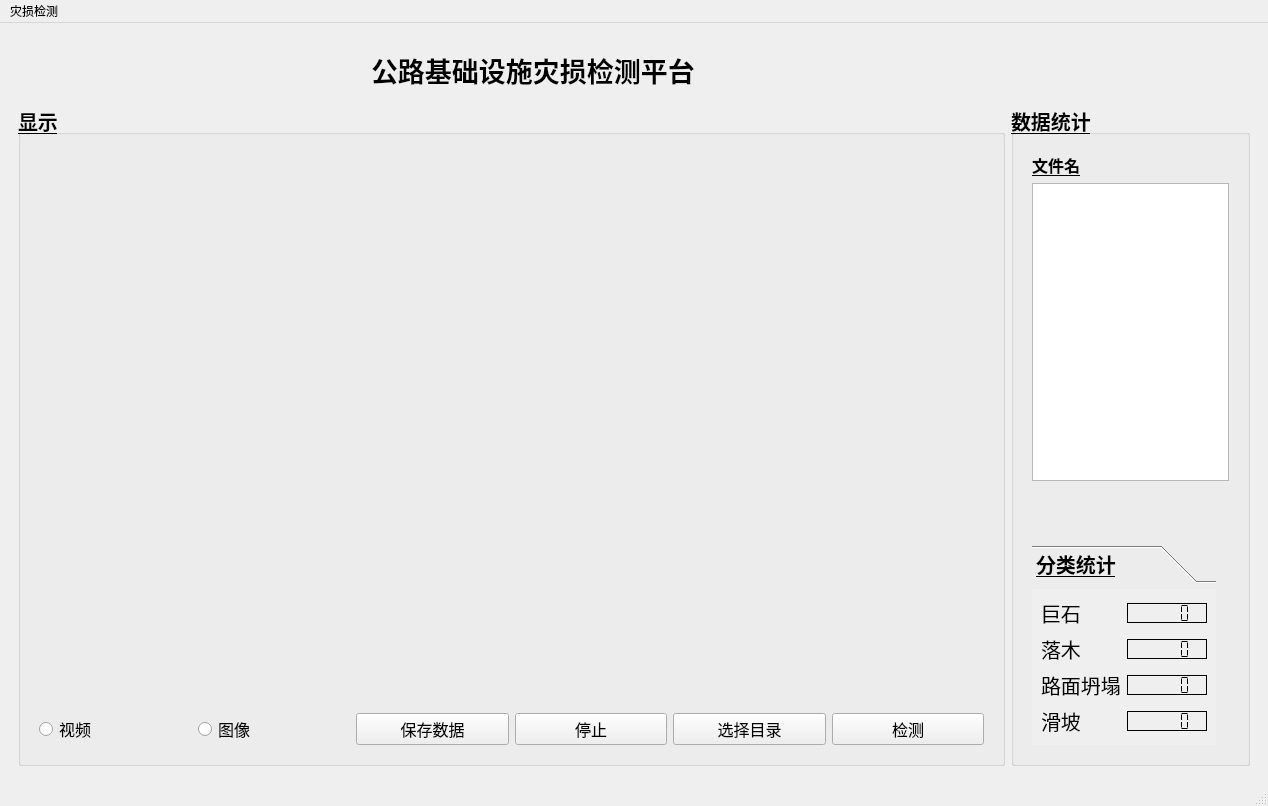
Before: the Qt Designer form main_window.ui in XHao1997/yolo_detect_qt, drawn with Qt 5.
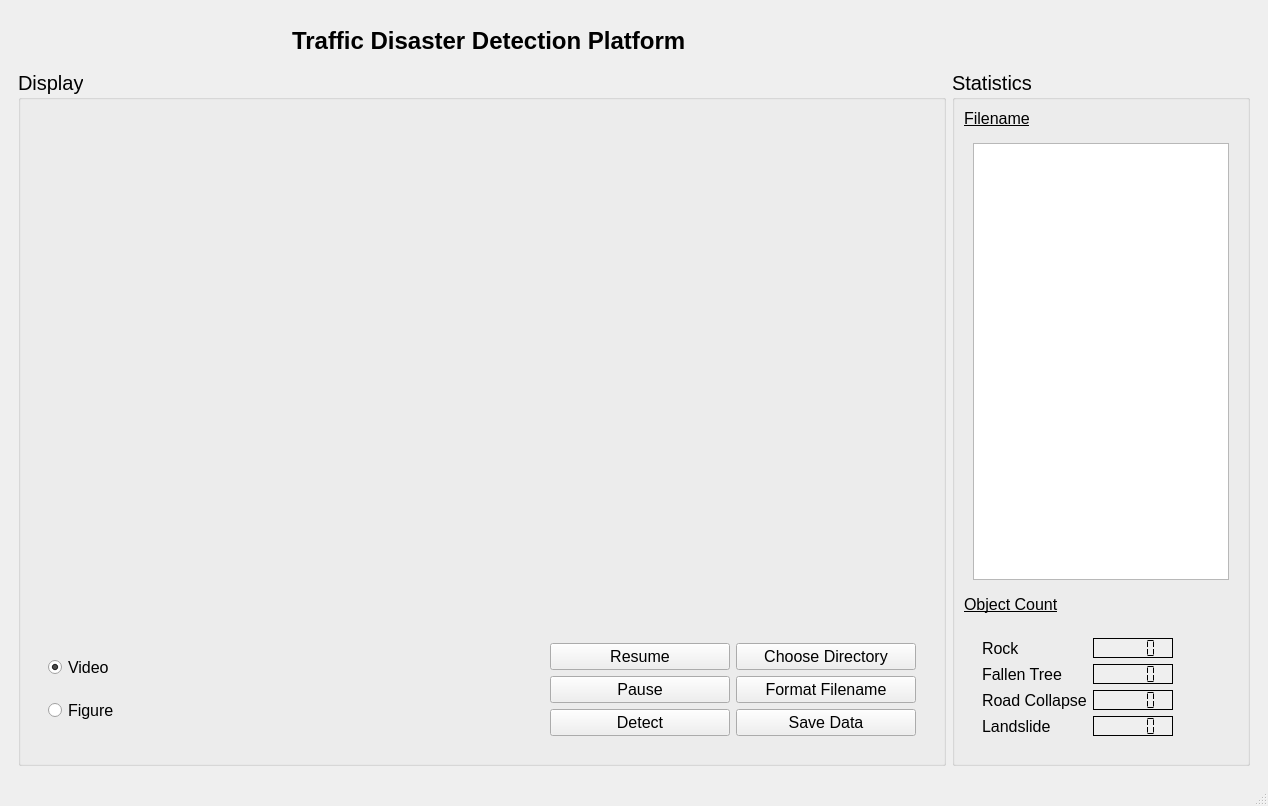
After: the same form once the commit is applied. Icons and pictures are not drawn.

Commit message: update: filename reformat done, remove detect button

What changed in the file:
```diff
--- a/main_window.ui
+++ b/main_window.ui
@@ -89,13 +89,13 @@
             </property>
             <property name="font">
              <font>
-              <pointsize>20</pointsize>
+              <pointsize>18</pointsize>
               <bold>true</bold>
               <underline>false</underline>
              </font>
             </property>
             <property name="text">
-             <string>    公路基础设施灾损检测平台</string>
+             <string>Traffic Disaster Detection Platform</string>
             </property>
            </widget>
           </item>
@@ -115,174 +115,6 @@
          </layout>
         </widget>
        </item>
-       <item row="1" column="0">
-        <widget class="QGroupBox" name="groupBox_3">
-         <property name="sizePolicy">
-          <sizepolicy hsizetype="MinimumExpanding" vsizetype="Preferred">
-           <horstretch>0</horstretch>
-           <verstretch>0</verstretch>
-          </sizepolicy>
-         </property>
-         <property name="font">
-          <font>
-           <pointsize>15</pointsize>
-           <italic>false</italic>
-           <bold>true</bold>
-           <underline>true</underline>
-           <kerning>true</kerning>
-           <hintingpreference>PreferDefaultHinting</hintingpreference>
-          </font>
-         </property>
-         <property name="focusPolicy">
-          <enum>Qt::FocusPolicy::NoFocus</enum>
-         </property>
-         <property name="autoFillBackground">
-          <bool>false</bool>
-         </property>
-         <property name="title">
-          <string>显示</string>
-         </property>
-         <property name="alignment">
-          <set>Qt::AlignmentFlag::AlignLeading|Qt::AlignmentFlag::AlignLeft|Qt::AlignmentFlag::AlignTop</set>
-         </property>
-         <property name="flat">
-          <bool>false</bool>
-         </property>
-         <layout class="QVBoxLayout" name="_2">
-          <item>
-           <layout class="QVBoxLayout" name="verticalLayout_3">
-            <item>
-             <widget class="QLabel" name="label_display">
-              <property name="sizePolicy">
-               <sizepolicy hsizetype="Expanding" vsizetype="Expanding">
-                <horstretch>2</horstretch>
-                <verstretch>2</verstretch>
-               </sizepolicy>
-              </property>
-              <property name="text">
-               <string/>
-              </property>
-             </widget>
-            </item>
-            <item>
-             <widget class="QWidget" name="widget_2" native="true">
-              <property name="sizePolicy">
-               <sizepolicy hsizetype="Preferred" vsizetype="Preferred">
-                <horstretch>0</horstretch>
-                <verstretch>0</verstretch>
-               </sizepolicy>
-              </property>
-              <layout class="QHBoxLayout" name="horizontalLayout">
-               <item>
-                <widget class="QRadioButton" name="radioButton_video_mode">
-                 <property name="font">
-                  <font>
-                   <pointsize>12</pointsize>
-                   <italic>false</italic>
-                   <bold>false</bold>
-                   <underline>false</underline>
-                   <kerning>true</kerning>
-                   <hintingpreference>PreferDefaultHinting</hintingpreference>
-                  </font>
-                 </property>
-                 <property name="text">
-                  <string>视频</string>
-                 </property>
-                </widget>
-               </item>
-               <item>
-                <widget class="QRadioButton" name="radioButton_image_mode">
-                 <property name="font">
-                  <font>
-                   <pointsize>12</pointsize>
-                   <italic>false</italic>
-                   <bold>false</bold>
-                   <underline>false</underline>
-                   <kerning>true</kerning>
-                   <hintingpreference>PreferDefaultHinting</hintingpreference>
-                  </font>
-                 </property>
-                 <property name="text">
-                  <string>图像</string>
-                 </property>
-                </widget>
-               </item>
-               <item>
-                <widget class="QPushButton" name="pushButton_4">
-                 <property name="font">
-                  <font>
-                   <pointsize>12</pointsize>
-                   <italic>false</italic>
-                   <bold>false</bold>
-                   <underline>false</underline>
-                   <kerning>true</kerning>
-                   <hintingpreference>PreferDefaultHinting</hintingpreference>
-                  </font>
-                 </property>
-                 <property name="text">
-                  <string>保存数据</string>
-                 </property>
-                </widget>
-               </item>
-               <item>
-                <widget class="QPushButton" name="pushButton_stop">
-                 <property name="font">
-                  <font>
-                   <pointsize>12</pointsize>
-                   <italic>false</italic>
-                   <bold>false</bold>
-                   <underline>false</underline>
-                   <kerning>true</kerning>
-                   <hintingpreference>PreferDefaultHinting</hintingpreference>
-                  </font>
-                 </property>
-                 <property name="text">
-                  <string>停止</string>
-                 </property>
-                </widget>
-               </item>
-               <item>
-                <widget class="QPushButton" name="pushButton_select_file">
-                 <property name="font">
-                  <font>
-                   <pointsize>12</pointsize>
-                   <italic>false</italic>
-                   <bold>false</bold>
-                   <underline>false</underline>
-                   <kerning>true</kerning>
-                   <hintingpreference>PreferDefaultHinting</hintingpreference>
-                  </font>
-                 </property>
-                 <property name="text">
-                  <string>选择目录</string>
-                 </property>
-                </widget>
-               </item>
-               <item>
-                <widget class="QPushButton" name="pushButton_Detect">
-                 <property name="font">
-                  <font>
-                   <pointsize>12</pointsize>
-                   <italic>false</italic>
-                   <bold>false</bold>
-                   <underline>false</underline>
-                   <kerning>true</kerning>
-                   <hintingpreference>PreferDefaultHinting</hintingpreference>
-                  </font>
-                 </property>
-                 <property name="text">
-                  <string>检测</string>
-                 </property>
-                </widget>
-               </item>
-              </layout>
-             </widget>
-            </item>
-           </layout>
-          </item>
-         </layout>
-        </widget>
-       </item>
        <item row="1" column="1">
         <widget class="QGroupBox" name="groupBox">
          <property name="sizePolicy">
@@ -294,17 +126,39 @@
          <property name="font">
           <font>
            <pointsize>15</pointsize>
-           <bold>true</bold>
-           <underline>true</underline>
+           <bold>false</bold>
+           <underline>false</underline>
            <kerning>true</kerning>
           </font>
          </property>
          <property name="title">
-          <string>数据统计</string>
+          <string>Statistics</string>
          </property>
          <layout class="QVBoxLayout" name="verticalLayout_2">
           <item>
-           <widget class="QWidget" name="" native="true">
+           <widget class="QLabel" name="label_7">
+            <property name="sizePolicy">
+             <sizepolicy hsizetype="Preferred" vsizetype="Maximum">
+              <horstretch>0</horstretch>
+              <verstretch>0</verstretch>
+             </sizepolicy>
+            </property>
+            <property name="font">
+             <font>
+              <pointsize>12</pointsize>
+              <bold>false</bold>
+              <underline>true</underline>
+              <strikeout>false</strikeout>
+              <kerning>true</kerning>
+             </font>
+            </property>
+            <property name="text">
+             <string>Filename</string>
+            </property>
+           </widget>
+          </item>
+          <item>
+           <widget class="QWidget" name="widget" native="true">
             <property name="sizePolicy">
              <sizepolicy hsizetype="Preferred" vsizetype="Minimum">
               <horstretch>0</horstretch>
@@ -312,27 +166,6 @@
              </sizepolicy>
             </property>
             <layout class="QVBoxLayout" name="verticalLayout">
-             <item>
-              <widget class="QLabel" name="label_7">
-               <property name="sizePolicy">
-                <sizepolicy hsizetype="Preferred" vsizetype="Maximum">
-                 <horstretch>0</horstretch>
-                 <verstretch>0</verstretch>
-                </sizepolicy>
-               </property>
-               <property name="font">
-                <font>
-                 <pointsize>12</pointsize>
-                 <bold>true</bold>
-                 <underline>true</underline>
-                 <kerning>true</kerning>
-                </font>
-               </property>
-               <property name="text">
-                <string>文件名</string>
-               </property>
-              </widget>
-             </item>
              <item>
               <widget class="QListView" name="listView">
                <property name="sizePolicy">
@@ -343,13 +176,13 @@
                </property>
                <property name="minimumSize">
                 <size>
-                 <width>120</width>
+                 <width>250</width>
                  <height>100</height>
                 </size>
                </property>
                <property name="maximumSize">
                 <size>
-                 <width>197</width>
+                 <width>600</width>
                  <height>600</height>
                 </size>
                </property>
@@ -369,20 +202,26 @@
            </widget>
           </item>
           <item>
-           <spacer name="verticalSpacer">
-            <property name="orientation">
-             <enum>Qt::Orientation::Vertical</enum>
+           <widget class="QLabel" name="label_8">
+            <property name="sizePolicy">
+             <sizepolicy hsizetype="Preferred" vsizetype="Maximum">
+              <horstretch>0</horstretch>
+              <verstretch>0</verstretch>
+             </sizepolicy>
             </property>
-            <property name="sizeType">
-             <enum>QSizePolicy::Policy::Fixed</enum>
+            <property name="font">
+             <font>
+              <pointsize>12</pointsize>
+              <bold>false</bold>
+              <underline>true</underline>
+              <strikeout>false</strikeout>
+              <kerning>true</kerning>
+             </font>
             </property>
-            <property name="sizeHint" stdset="0">
-             <size>
-              <width>20</width>
-              <height>40</height>
-             </size>
+            <property name="text">
+             <string>Object Count</string>
             </property>
-           </spacer>
+           </widget>
           </item>
           <item>
            <widget class="QWidget" name="horizontalWidget" native="true">
@@ -394,22 +233,7 @@
             </property>
             <layout class="QFormLayout" name="formLayout">
              <item row="2" column="0">
-              <widget class="QToolBox" name="toolBox">
-               <property name="frameShadow">
-                <enum>QFrame::Shadow::Plain</enum>
-               </property>
-               <widget class="QWidget" name="widget">
-                <property name="geometry">
-                 <rect>
-                  <x>0</x>
-                  <y>0</y>
-                  <width>184</width>
-                  <height>152</height>
-                 </rect>
-                </property>
-                <attribute name="label">
-                 <string>分类统计</string>
-                </attribute>
+              <widget class="QWidget" name="widget" native="true">
                 <layout class="QGridLayout" name="gridLayout_2">
                  <item row="3" column="1">
                   <widget class="QLCDNumber" name="lcdNumber_landslide">
@@ -556,14 +380,14 @@
                   <widget class="QLabel" name="label">
                    <property name="font">
                     <font>
-                     <pointsize>15</pointsize>
+                    <pointsize>12</pointsize>
                      <bold>false</bold>
                      <underline>false</underline>
                      <kerning>true</kerning>
                     </font>
                    </property>
                    <property name="text">
-                    <string>落木</string>
+                   <string>Fallen Tree</string>
                    </property>
                   </widget>
                  </item>
@@ -571,14 +395,14 @@
                   <widget class="QLabel" name="label_3">
                    <property name="font">
                     <font>
-                     <pointsize>15</pointsize>
+                    <pointsize>12</pointsize>
                      <bold>false</bold>
                      <underline>false</underline>
                      <kerning>true</kerning>
                     </font>
                    </property>
                    <property name="text">
-                    <string>路面坍塌</string>
+                   <string>Road Collapse</string>
                    </property>
                   </widget>
                  </item>
@@ -586,14 +410,14 @@
                   <widget class="QLabel" name="label_5">
                    <property name="font">
                     <font>
-                     <pointsize>15</pointsize>
+                    <pointsize>12</pointsize>
                      <bold>false</bold>
                      <underline>false</underline>
                      <kerning>true</kerning>
                     </font>
                    </property>
                    <property name="text">
-                    <string>滑坡</string>
+                   <string>Landslide</string>
                    </property>
                   </widget>
                  </item>
@@ -648,47 +472,307 @@
                   <widget class="QLabel" name="label_4">
                    <property name="font">
                     <font>
+                    <pointsize>12</pointsize>
+                    <bold>false</bold>
+                    <underline>false</underline>
+                    <kerning>true</kerning>
+                   </font>
+                  </property>
+                  <property name="text">
+                   <string>Rock</string>
+                  </property>
+                 </widget>
+                </item>
+               </layout>
+              </widget>
+             </item>
+            </layout>
+           </widget>
+          </item>
+         </layout>
+        </widget>
+       </item>
+       <item row="1" column="0">
+        <widget class="QGroupBox" name="groupBox_3">
+         <property name="sizePolicy">
+          <sizepolicy hsizetype="MinimumExpanding" vsizetype="Preferred">
+           <horstretch>0</horstretch>
+           <verstretch>0</verstretch>
+          </sizepolicy>
+         </property>
+         <property name="font">
+          <font>
                      <pointsize>15</pointsize>
+           <italic>false</italic>
                      <bold>false</bold>
                      <underline>false</underline>
                      <kerning>true</kerning>
-                    </font>
-                   </property>
-                   <property name="text">
-                    <string>巨石</string>
-                   </property>
-                  </widget>
-                 </item>
-                </layout>
-               </widget>
-              </widget>
-             </item>
-            </layout>
-           </widget>
-          </item>
-         </layout>
-        </widget>
-       </item>
-      </layout>
-     </widget>
-    </item>
-   </layout>
-  </widget>
-  <widget class="QMenuBar" name="menubar">
-   <property name="geometry">
-    <rect>
-     <x>0</x>
-     <y>0</y>
-     <width>1268</width>
-     <height>27</height>
-    </rect>
-   </property>
-   <widget class="QMenu" name="menuhi">
+           <hintingpreference>PreferDefaultHinting</hintingpreference>
+          </font>
+         </property>
+         <property name="focusPolicy">
+          <enum>Qt::FocusPolicy::NoFocus</enum>
+         </property>
+         <property name="autoFillBackground">
+          <bool>false</bool>
+         </property>
     <property name="title">
-     <string>灾损检测</string>
-    </property>
-   </widget>
-   <addaction name="menuhi"/>
+          <string>Display</string>
+         </property>
+         <property name="alignment">
+          <set>Qt::AlignmentFlag::AlignLeading|Qt::AlignmentFlag::AlignLeft|Qt::AlignmentFlag::AlignTop</set>
+         </property>
+         <property name="flat">
+          <bool>false</bool>
+         </property>
+         <layout class="QVBoxLayout" name="_2">
+          <item>
+           <layout class="QVBoxLayout" name="verticalLayout_3">
+            <item>
+             <widget class="QLabel" name="label_display">
+              <property name="sizePolicy">
+               <sizepolicy hsizetype="Expanding" vsizetype="Expanding">
+                <horstretch>2</horstretch>
+                <verstretch>2</verstretch>
+               </sizepolicy>
+              </property>
+              <property name="text">
+               <string/>
+              </property>
+             </widget>
+            </item>
+            <item>
+             <widget class="QWidget" name="widget_2" native="true">
+              <property name="sizePolicy">
+               <sizepolicy hsizetype="Preferred" vsizetype="Preferred">
+                <horstretch>0</horstretch>
+                <verstretch>0</verstretch>
+               </sizepolicy>
+              </property>
+              <layout class="QHBoxLayout" name="horizontalLayout">
+               <item>
+                <widget class="QFrame" name="verticalFrame">
+                 <layout class="QVBoxLayout" name="verticalLayout_5">
+                  <item>
+                   <widget class="QRadioButton" name="radioButton_video_mode">
+                    <property name="sizePolicy">
+                     <sizepolicy hsizetype="Expanding" vsizetype="Fixed">
+                      <horstretch>0</horstretch>
+                      <verstretch>0</verstretch>
+                     </sizepolicy>
+                    </property>
+                    <property name="font">
+                     <font>
+                      <pointsize>12</pointsize>
+                      <italic>false</italic>
+                      <bold>false</bold>
+                      <underline>false</underline>
+                      <kerning>true</kerning>
+                      <hintingpreference>PreferDefaultHinting</hintingpreference>
+                     </font>
+                    </property>
+                    <property name="text">
+                     <string>Video</string>
+                    </property>
+                    <property name="checked">
+                     <bool>true</bool>
+                    </property>
+                   </widget>
+                  </item>
+                  <item>
+                   <widget class="QRadioButton" name="radioButton_image_mode">
+                    <property name="sizePolicy">
+                     <sizepolicy hsizetype="Expanding" vsizetype="Fixed">
+                      <horstretch>0</horstretch>
+                      <verstretch>0</verstretch>
+                     </sizepolicy>
+                    </property>
+                    <property name="font">
+                     <font>
+                      <pointsize>12</pointsize>
+                      <italic>false</italic>
+                      <bold>false</bold>
+                      <underline>false</underline>
+                      <kerning>true</kerning>
+                      <hintingpreference>PreferDefaultHinting</hintingpreference>
+                     </font>
+                    </property>
+                    <property name="text">
+                     <string>Figure</string>
+                    </property>
+                   </widget>
+                  </item>
+                 </layout>
+                </widget>
+               </item>
+               <item>
+                <widget class="QFrame" name="formFrame">
+                 <layout class="QGridLayout" name="gridLayout_4">
+                  <item row="4" column="1">
+                   <widget class="QPushButton" name="pushButton_4">
+                    <property name="sizePolicy">
+                     <sizepolicy hsizetype="Maximum" vsizetype="Fixed">
+                      <horstretch>0</horstretch>
+                      <verstretch>0</verstretch>
+                     </sizepolicy>
+                    </property>
+                    <property name="minimumSize">
+                     <size>
+                      <width>180</width>
+                      <height>0</height>
+                     </size>
+                    </property>
+                    <property name="font">
+                     <font>
+                      <pointsize>12</pointsize>
+                      <italic>false</italic>
+                      <bold>false</bold>
+                      <underline>false</underline>
+                      <kerning>true</kerning>
+                      <hintingpreference>PreferDefaultHinting</hintingpreference>
+                     </font>
+                    </property>
+                    <property name="text">
+                     <string>Save Data</string>
+                    </property>
+                   </widget>
+                  </item>
+                  <item row="1" column="0">
+                   <widget class="QPushButton" name="pushButton_Detect">
+                    <property name="sizePolicy">
+                     <sizepolicy hsizetype="Fixed" vsizetype="Fixed">
+                      <horstretch>0</horstretch>
+                      <verstretch>0</verstretch>
+                     </sizepolicy>
+                    </property>
+                    <property name="minimumSize">
+                     <size>
+                      <width>180</width>
+                      <height>0</height>
+                     </size>
+                    </property>
+                    <property name="font">
+                     <font>
+                      <pointsize>12</pointsize>
+                      <italic>false</italic>
+                      <bold>false</bold>
+                      <underline>false</underline>
+                      <kerning>true</kerning>
+                      <hintingpreference>PreferDefaultHinting</hintingpreference>
+                     </font>
+                    </property>
+                    <property name="text">
+                     <string>Resume</string>
+                    </property>
+                   </widget>
+                  </item>
+                  <item row="1" column="1">
+                   <widget class="QPushButton" name="pushButton_select_file">
+                    <property name="sizePolicy">
+                     <sizepolicy hsizetype="Maximum" vsizetype="Fixed">
+                      <horstretch>0</horstretch>
+                      <verstretch>0</verstretch>
+                     </sizepolicy>
+                    </property>
+                    <property name="minimumSize">
+                     <size>
+                      <width>180</width>
+                      <height>0</height>
+                     </size>
+                    </property>
+                    <property name="font">
+                     <font>
+                      <pointsize>12</pointsize>
+                      <italic>false</italic>
+                      <bold>false</bold>
+                      <underline>false</underline>
+                      <kerning>true</kerning>
+                      <hintingpreference>PreferDefaultHinting</hintingpreference>
+                     </font>
+                    </property>
+                    <property name="text">
+                     <string>Choose Directory</string>
+                    </property>
+                   </widget>
+                  </item>
+                  <item row="3" column="1">
+                   <widget class="QPushButton" name="pushButton_reformat">
+                    <property name="font">
+                     <font>
+                      <pointsize>12</pointsize>
+                      <italic>false</italic>
+                      <bold>false</bold>
+                      <underline>false</underline>
+                      <kerning>true</kerning>
+                      <hintingpreference>PreferDefaultHinting</hintingpreference>
+                     </font>
+                    </property>
+                    <property name="text">
+                     <string>Format Filename</string>
+                    </property>
+                   </widget>
+                  </item>
+                  <item row="4" column="0">
+                   <widget class="QPushButton" name="pushButton">
+                    <property name="font">
+                     <font>
+                      <pointsize>12</pointsize>
+                      <italic>false</italic>
+                      <bold>false</bold>
+                      <underline>false</underline>
+                      <kerning>true</kerning>
+                      <hintingpreference>PreferDefaultHinting</hintingpreference>
+                     </font>
+                    </property>
+                    <property name="text">
+                     <string>Detect</string>
+                    </property>
+                   </widget>
+                  </item>
+                  <item row="3" column="0">
+                   <widget class="QPushButton" name="pushButton_stop">
+                    <property name="sizePolicy">
+                     <sizepolicy hsizetype="Fixed" vsizetype="Fixed">
+                      <horstretch>0</horstretch>
+                      <verstretch>0</verstretch>
+                     </sizepolicy>
+                    </property>
+                    <property name="minimumSize">
+                     <size>
+                      <width>180</width>
+                      <height>0</height>
+                     </size>
+                    </property>
+                    <property name="font">
+                     <font>
+                      <pointsize>12</pointsize>
+                      <italic>false</italic>
+                      <bold>false</bold>
+                      <underline>false</underline>
+                      <kerning>true</kerning>
+                      <hintingpreference>PreferDefaultHinting</hintingpreference>
+                     </font>
+                    </property>
+                    <property name="text">
+                     <string>Pause</string>
+                    </property>
+                   </widget>
+                  </item>
+                 </layout>
+                </widget>
+               </item>
+              </layout>
+             </widget>
+            </item>
+           </layout>
+          </item>
+         </layout>
+        </widget>
+       </item>
+      </layout>
+     </widget>
+    </item>
+   </layout>
   </widget>
   <widget class="QStatusBar" name="statusbar"/>
  </widget>
```
Lines whose indentation alone changed are shown as unchanged. The commit also changes 18 other files.
